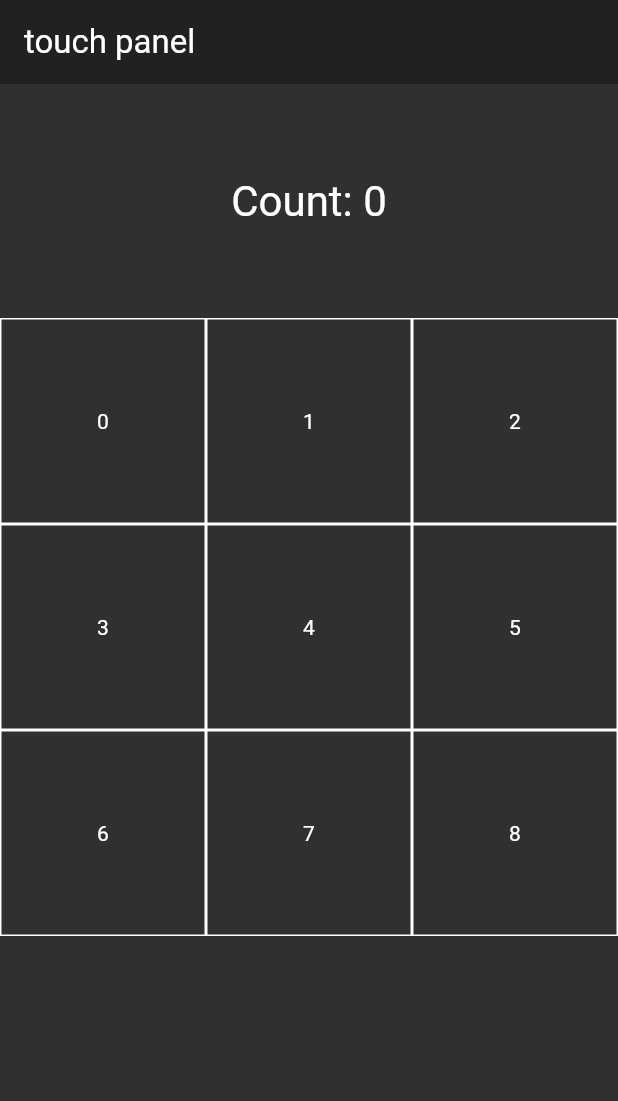
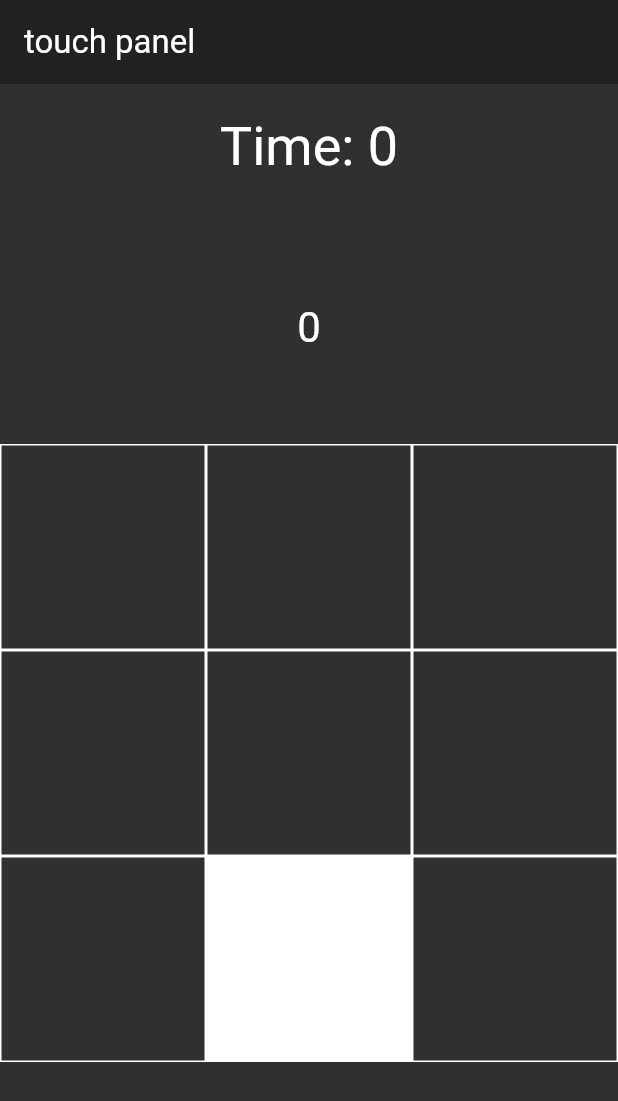
Before and after one commit to komachihashimoto/touch_panel, a Flutter app: the screen it shows after launch, on a phone screen of 412 x 824 dp. Shown: the top 1101 px of the screen. Run offline on Flutter 3.47's test engine with Material 3 defaults, Android fonts, the light colour scheme and no system bars.

Commit message:
ゲームのロジック

```diff
--- a/lib/main.dart
+++ b/lib/main.dart
@@ -1,4 +1,5 @@
 import 'package:flutter/material.dart';
+import 'dart:math';
 
 void main() {
   runApp(const MyApp());
@@ -24,7 +25,6 @@ class MyApp extends StatelessWidget {
 class MyHomePage extends StatefulWidget {
   const MyHomePage({super.key, required this.title});
 
-
   final String title;
 
   @override
@@ -33,10 +33,17 @@ class MyHomePage extends StatefulWidget {
 
 class _MyHomePageState extends State<MyHomePage> {
   int _counter = 0;
+  int _time = 0;
+  int _randomCell = Random().nextInt(9);
+  int _previousCell = -1;
 
   void _incrementCounter() {
     setState(() {
       _counter++;
+      do {
+        _randomCell = Random().nextInt(9);
+      } while (_randomCell == _previousCell);
+      _previousCell = _randomCell;
     });
   }
 
@@ -54,31 +61,32 @@ class _MyHomePageState extends State<MyHomePage> {
       body: Column(
         children: <Widget>[
           Padding(
+            padding: const EdgeInsets.all(20.0),
+            child: Text(
+              'Time: $_time',
+              style: Theme.of(context).textTheme.headline3?.copyWith(color: Colors.white) ?? TextStyle(color: Colors.white, fontSize: 30),
+            ),
+          ),
+          Padding(
             padding: const EdgeInsets.all(60.0),
             child: Text(
-              'Count: $_counter',
-              style: Theme
-                  .of(context)
-                  .textTheme
-                  .headline4
-                  ?.copyWith(color: Colors.white) ??
-                  TextStyle(color: Colors.white),
+              '$_counter',
+              style: Theme.of(context).textTheme.headline4?.copyWith(color: Colors.white) ?? TextStyle(color: Colors.white),
             ),
           ),
           Expanded(
             child: GridView.count(
               crossAxisCount: 3,
               children: List.generate(9, (index) {
-                return Container(
-                  key: ValueKey('cell_$index'),
-                  decoration: BoxDecoration(
-                    border: Border.all(color: Colors.white),
-                    color: Colors.grey[850],
-                  ),
-                  child: Center(
-                    child: Text(
-                      '$index',
-                      style: TextStyle(color: Colors.white),
+                return GestureDetector(
+                  onTap: index == _randomCell ? _incrementCounter : null,
+                  child: Container(
+                    key: ValueKey('cell_$index'),
+                    decoration: BoxDecoration(
+                      border: Border.all(color: Colors.white),
+                      color: index == _randomCell ? Colors.white : Colors.grey[850],
+                    ),
+                    child: Center(
                     ),
                   ),
                 );
```
